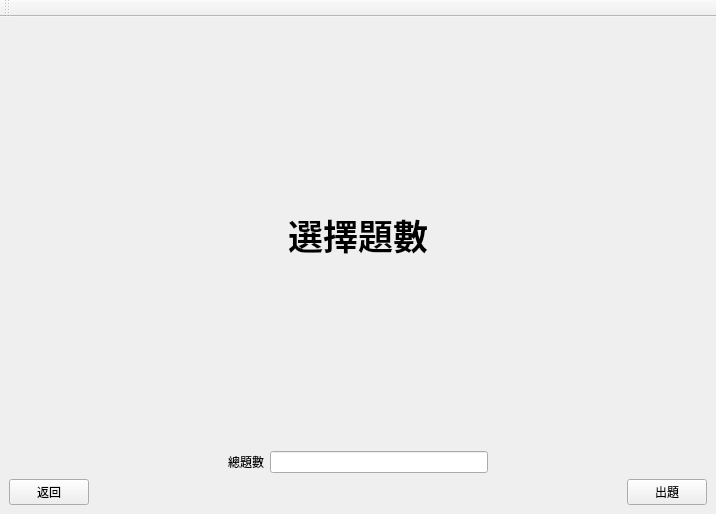
First picture: the form in view/UI/Make_Question_UI.ui, repository allen880612/Question-Database-System, before the edit.
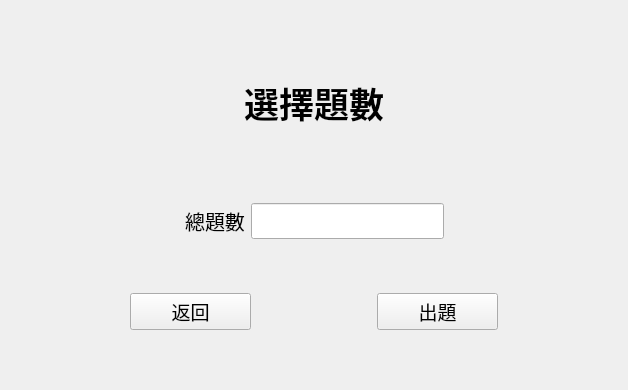
Second picture: the form after the edit.

What changed in the file:
```diff
--- a/view/UI/Make_Question_UI.ui
+++ b/view/UI/Make_Question_UI.ui
@@ -6,8 +6,8 @@
    <rect>
     <x>0</x>
     <y>0</y>
-    <width>716</width>
-    <height>514</height>
+    <width>628</width>
+    <height>390</height>
    </rect>
   </property>
   <property name="windowTitle">
@@ -17,10 +17,51 @@
    <layout class="QHBoxLayout" name="horizontalLayout">
     <item>
      <layout class="QGridLayout" name="gridLayout_0">
-      <item row="6" column="2">
+      <item row="0" column="2">
+       <spacer name="verticalSpacer">
+        <property name="orientation">
+         <enum>Qt::Vertical</enum>
+        </property>
+        <property name="sizeType">
+         <enum>QSizePolicy::Fixed</enum>
+        </property>
+        <property name="sizeHint" stdset="0">
+         <size>
+          <width>20</width>
+          <height>20</height>
+         </size>
+        </property>
+       </spacer>
+      </item>
+      <item row="7" column="2">
        <layout class="QHBoxLayout" name="horizontalLayout_5">
+        <item>
+         <spacer name="horizontalSpacer_5">
+          <property name="orientation">
+           <enum>Qt::Horizontal</enum>
+          </property>
+          <property name="sizeHint" stdset="0">
+           <size>
+            <width>40</width>
+            <height>20</height>
+           </size>
+          </property>
+         </spacer>
+        </item>
         <item>
          <widget class="QPushButton" name="button_return">
+          <property name="sizePolicy">
+           <sizepolicy hsizetype="Expanding" vsizetype="Fixed">
+            <horstretch>0</horstretch>
+            <verstretch>0</verstretch>
+           </sizepolicy>
+          </property>
+          <property name="font">
+           <font>
+            <family>微軟正黑體</family>
+            <pointsize>14</pointsize>
+           </font>
+          </property>
           <property name="text">
            <string>返回</string>
           </property>
@@ -31,6 +72,9 @@
           <property name="orientation">
            <enum>Qt::Horizontal</enum>
           </property>
+          <property name="sizeType">
+           <enum>QSizePolicy::Expanding</enum>
+          </property>
           <property name="sizeHint" stdset="0">
            <size>
             <width>40</width>
@@ -41,18 +85,107 @@
         </item>
         <item>
          <widget class="QPushButton" name="button_make_question">
+          <property name="sizePolicy">
+           <sizepolicy hsizetype="Expanding" vsizetype="Fixed">
+            <horstretch>0</horstretch>
+            <verstretch>0</verstretch>
+           </sizepolicy>
+          </property>
+          <property name="font">
+           <font>
+            <family>微軟正黑體</family>
+            <pointsize>14</pointsize>
+           </font>
+          </property>
           <property name="text">
            <string>出題</string>
           </property>
          </widget>
         </item>
+        <item>
+         <spacer name="horizontalSpacer_4">
+          <property name="orientation">
+           <enum>Qt::Horizontal</enum>
+          </property>
+          <property name="sizeHint" stdset="0">
+           <size>
+            <width>40</width>
+            <height>20</height>
+           </size>
+          </property>
+         </spacer>
+        </item>
        </layout>
       </item>
-      <item row="0" column="2">
+      <item row="5" column="2">
+       <layout class="QGridLayout" name="gridLayout_1">
+        <item row="0" column="3">
+         <widget class="QLineEdit" name="lineEdit_total_number">
+          <property name="font">
+           <font>
+            <family>微軟正黑體</family>
+            <pointsize>15</pointsize>
+           </font>
+          </property>
+         </widget>
+        </item>
+        <item row="0" column="2">
+         <widget class="QLabel" name="label_total_number">
+          <property name="font">
+           <font>
+            <family>微軟正黑體</family>
+            <pointsize>15</pointsize>
+            <weight>50</weight>
+            <bold>false</bold>
+           </font>
+          </property>
+          <property name="text">
+           <string>總題數</string>
+          </property>
+          <property name="alignment">
+           <set>Qt::AlignCenter</set>
+          </property>
+         </widget>
+        </item>
+        <item row="0" column="4">
+         <spacer name="horizontalSpacer_2">
+          <property name="orientation">
+           <enum>Qt::Horizontal</enum>
+          </property>
+          <property name="sizeHint" stdset="0">
+           <size>
+            <width>40</width>
+            <height>20</height>
+           </size>
+          </property>
+         </spacer>
+        </item>
+        <item row="0" column="1">
+         <spacer name="horizontalSpacer">
+          <property name="orientation">
+           <enum>Qt::Horizontal</enum>
+          </property>
+          <property name="sizeHint" stdset="0">
+           <size>
+            <width>40</width>
+            <height>20</height>
+           </size>
+          </property>
+         </spacer>
+        </item>
+       </layout>
+      </item>
+      <item row="1" column="2">
        <widget class="QLabel" name="label_title">
+        <property name="sizePolicy">
+         <sizepolicy hsizetype="Preferred" vsizetype="Fixed">
+          <horstretch>0</horstretch>
+          <verstretch>0</verstretch>
+         </sizepolicy>
+        </property>
         <property name="font">
          <font>
-          <family>微軟正黑體 Light</family>
+          <family>微軟正黑體</family>
           <pointsize>26</pointsize>
           <weight>75</weight>
           <italic>false</italic>
@@ -77,64 +210,26 @@
         </property>
        </widget>
       </item>
-      <item row="4" column="2">
-       <layout class="QGridLayout" name="gridLayout_1">
-        <item row="0" column="3">
-         <widget class="QLineEdit" name="lineEdit_total_number"/>
-        </item>
-        <item row="0" column="2">
-         <widget class="QLabel" name="label_total_number">
-          <property name="text">
-           <string>總題數</string>
-          </property>
-          <property name="alignment">
-           <set>Qt::AlignCenter</set>
-          </property>
-         </widget>
-        </item>
-        <item row="0" column="4">
-         <spacer name="horizontalSpacer_2">
-          <property name="orientation">
-           <enum>Qt::Horizontal</enum>
-          </property>
-          <property name="sizeHint" stdset="0">
-           <size>
-            <width>40</width>
-            <height>20</height>
-           </size>
-          </property>
-         </spacer>
-        </item>
-        <item row="0" column="1">
-         <spacer name="horizontalSpacer">
-          <property name="orientation">
-           <enum>Qt::Horizontal</enum>
-          </property>
-          <property name="sizeHint" stdset="0">
-           <size>
-            <width>40</width>
-            <height>20</height>
-           </size>
-          </property>
-         </spacer>
-        </item>
-       </layout>
+      <item row="2" column="2">
+       <spacer name="verticalSpacer_2">
+        <property name="orientation">
+         <enum>Qt::Vertical</enum>
+        </property>
+        <property name="sizeType">
+         <enum>QSizePolicy::Fixed</enum>
+        </property>
+        <property name="sizeHint" stdset="0">
+         <size>
+          <width>20</width>
+          <height>20</height>
+         </size>
+        </property>
+       </spacer>
       </item>
      </layout>
     </item>
    </layout>
   </widget>
-  <widget class="QToolBar" name="toolBar">
-   <property name="windowTitle">
-    <string>toolBar</string>
-   </property>
-   <attribute name="toolBarArea">
-    <enum>TopToolBarArea</enum>
-   </attribute>
-   <attribute name="toolBarBreak">
-    <bool>false</bool>
-   </attribute>
-  </widget>
  </widget>
  <resources/>
  <connections/>
```
